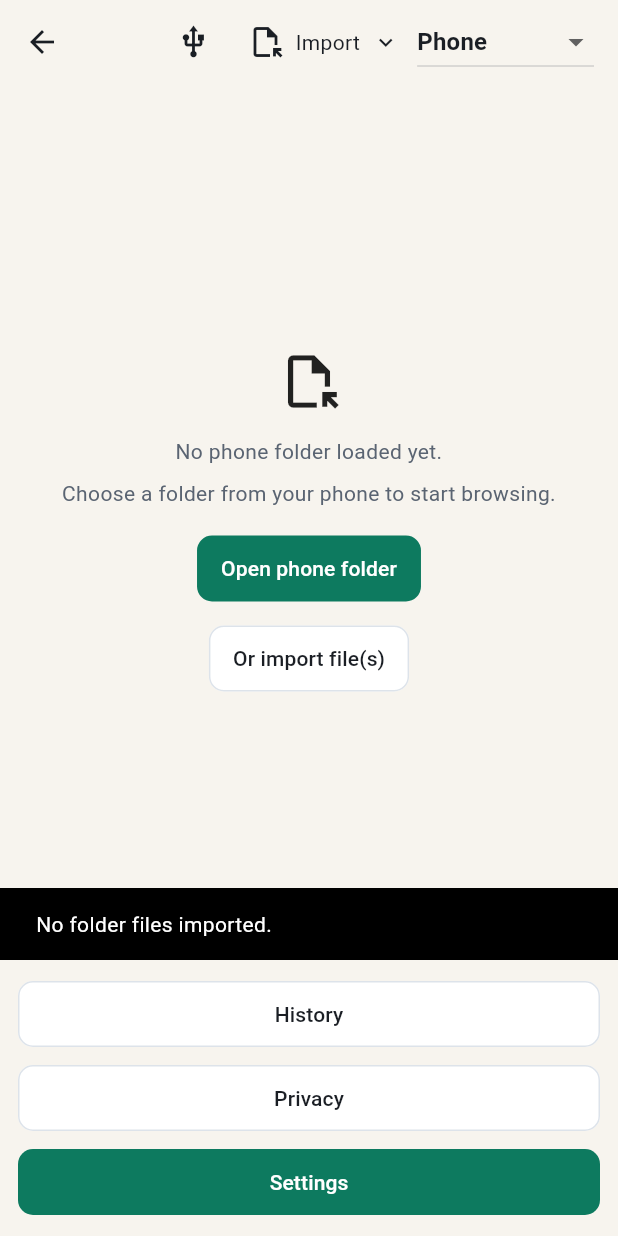
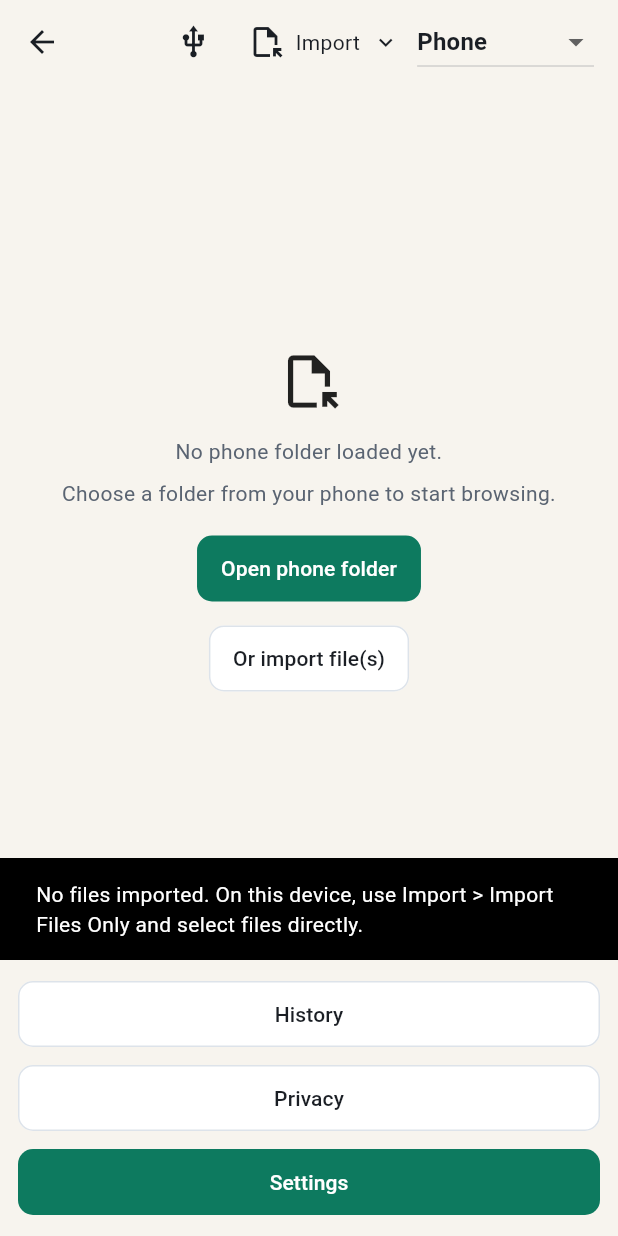
Before and after one commit to apply4funla-del/App, a Flutter app: the FileExplorerScreen screen opened by its route, after a tap on "Open phone folder", on a phone screen of 412 x 824 dp. Run offline on Flutter 3.47's test engine with Material 3 defaults, Android fonts, the phone set to English and light mode, and no system bars; our stand-ins replace file_picker, lottie, shared_preferences; missing offline and left inert: syncfusion_flutter_pdfviewer; accounts and stored records are empty; Roboto replaces fonts that are missing (Segoe UI).

Commit message:
Add restricted-folder fallback to file import

```diff
--- a/file_tidy_app/lib/data/adapters/local/local_file_picker_adapter.dart
+++ b/file_tidy_app/lib/data/adapters/local/local_file_picker_adapter.dart
@@ -57,23 +57,30 @@ class LocalFilePickerAdapter implements LocalFilePickerService {
     }
 
     final items = <FileItem>[];
-    final stream = directory.list(
-      recursive: true,
-      followLinks: false,
-    );
+    final pendingDirectories = <Directory>[directory];
 
-    try {
-      await for (final entity in stream.handleError((_) {})) {
-        if (entity is! File) {
-          continue;
-        }
+    while (pendingDirectories.isNotEmpty && items.length < _maxFolderImportCount) {
+      final current = pendingDirectories.removeLast();
+      List<FileSystemEntity> children;
+      try {
+        children = current.listSync(followLinks: false);
+      } catch (_) {
+        // Skip restricted directory and continue scanning others.
+        continue;
+      }
+
+      for (final entity in children) {
         if (items.length >= _maxFolderImportCount) {
           break;
         }
-        items.add(_itemFromPath(entity.path, items.length));
+        if (entity is File) {
+          items.add(_itemFromPath(entity.path, items.length));
+          continue;
+        }
+        if (entity is Directory) {
+          pendingDirectories.add(entity);
+        }
       }
-    } catch (_) {
-      // Keep partial results when some child paths are permission-restricted.
     }
 
     return LocalFolderImportResult(
--- a/file_tidy_app/lib/features/file_browser/presentation/file_explorer_screen.dart
+++ b/file_tidy_app/lib/features/file_browser/presentation/file_explorer_screen.dart
@@ -175,9 +175,7 @@ class _FileExplorerScreenState extends State<FileExplorerScreen> {
       return;
     }
     if (result == null || result.files.isEmpty) {
-      ScaffoldMessenger.of(context).showSnackBar(
-        const SnackBar(content: Text('No folder files imported.')),
-      );
+      await _fallbackImportFilesForRestrictedFolder();
       return;
     }
     _phoneRootPath = result.rootPath;
@@ -189,6 +187,38 @@ class _FileExplorerScreenState extends State<FileExplorerScreen> {
     }
     ScaffoldMessenger.of(context).showSnackBar(
       SnackBar(content: Text('Imported ${result.files.length} file(s) from folder.')),
+    );
+  }
+
+  Future<void> _fallbackImportFilesForRestrictedFolder() async {
+    final files = await _importLocalFilesUseCase();
+    if (!mounted) {
+      return;
+    }
+    if (files.isEmpty) {
+      ScaffoldMessenger.of(context).showSnackBar(
+        const SnackBar(
+          content: Text(
+            'No files imported. On this device, use Import > Import Files Only and select files directly.',
+          ),
+        ),
+      );
+      return;
+    }
+
+    _phoneFolderBrowsingEnabled = false;
+    _phoneRootPath = null;
+    _phoneCurrentPath = null;
+    await _loadItems();
+    if (!mounted) {
+      return;
+    }
+    ScaffoldMessenger.of(context).showSnackBar(
+      SnackBar(
+        content: Text(
+          'Folder listing is restricted on this device. Imported ${files.length} file(s) via file picker.',
+        ),
+      ),
     );
   }
 
```
